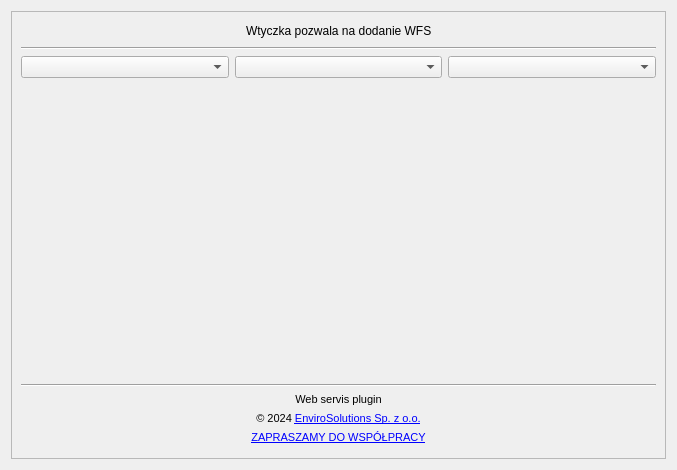
Old version of the form web_service_plugin_dialog_base.ui in the repository envirosolutionspl/integrator_uslug_danych_przestrzennych.
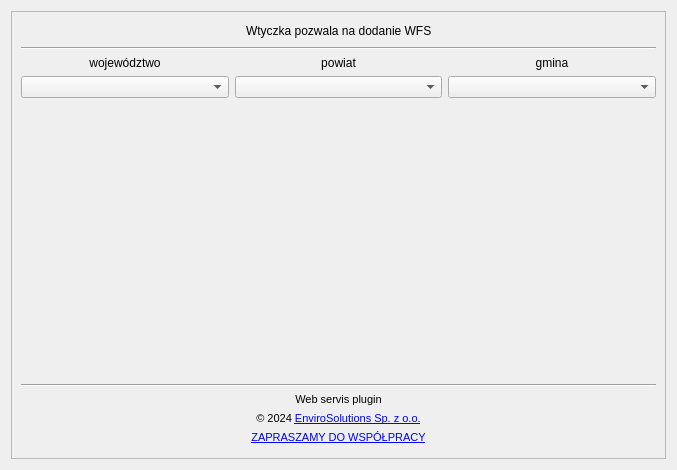
New version of the form. Icons and pictures are not drawn.

Commit message: Dodanie podpisów na comboBoxami województwo, powiat, gmina

What changed in the file:
```diff
--- a/web_service_plugin_dialog_base.ui
+++ b/web_service_plugin_dialog_base.ui
@@ -34,7 +34,7 @@
         <height>450</height>
        </rect>
       </property>
-      <layout class="QVBoxLayout" name="verticalLayout_35">
+      <layout class="QVBoxLayout" name="verticalLayout">
        <item>
         <layout class="QVBoxLayout" name="naglowek">
          <item>
@@ -87,21 +87,49 @@
         </layout>
        </item>
        <item>
-        <layout class="QHBoxLayout" name="horizontalLayout_20">
-         <item>
+        <layout class="QGridLayout" name="gridLayout_2">
+         <item row="0" column="0">
+          <widget class="QLabel" name="label_2">
+           <property name="text">
+            <string>województwo</string>
+           </property>
+           <property name="alignment">
+            <set>Qt::AlignCenter</set>
+           </property>
+          </widget>
+         </item>
+         <item row="0" column="1">
+          <widget class="QLabel" name="label_3">
+           <property name="text">
+            <string>powiat</string>
+           </property>
+           <property name="alignment">
+            <set>Qt::AlignCenter</set>
+           </property>
+          </widget>
+         </item>
+         <item row="0" column="2">
+          <widget class="QLabel" name="label_4">
+           <property name="text">
+            <string>gmina</string>
+           </property>
+           <property name="alignment">
+            <set>Qt::AlignCenter</set>
+           </property>
+          </widget>
+         </item>
+         <item row="1" column="0">
           <widget class="QComboBox" name="comboBox_wojewodztwa"/>
          </item>
-         <item>
+         <item row="1" column="1">
           <widget class="QComboBox" name="comboBox_powiaty"/>
          </item>
-         <item>
+         <item row="1" column="2">
           <widget class="QComboBox" name="comboBox_gminy"/>
          </item>
         </layout>
        </item>
        <item>
-        <layout class="QVBoxLayout" name="verticalLayout_34">
-         <item>
           <spacer name="verticalSpacer">
            <property name="orientation">
             <enum>Qt::Vertical</enum>
@@ -109,7 +137,7 @@
            <property name="sizeHint" stdset="0">
             <size>
              <width>17</width>
-             <height>198</height>
+           <height>262</height>
             </size>
            </property>
           </spacer>
@@ -139,7 +167,7 @@
             <number>5</number>
            </property>
            <item>
-            <widget class="QLabel" name="label_95">
+          <widget class="QLabel" name="label">
              <property name="maximumSize">
               <size>
                <width>60</width>
@@ -149,14 +177,8 @@
              <property name="text">
               <string/>
              </property>
-             <property name="pixmap">
-              <pixmap>D:/pobieracz_danych_gugik-master/pobieracz_danych_gugik-master/img/pobieracz_logo.svg</pixmap>
-             </property>
-             <property name="scaledContents">
-              <bool>true</bool>
-             </property>
-             <property name="margin">
-              <number>5</number>
+           <property name="alignment">
+            <set>Qt::AlignCenter</set>
              </property>
             </widget>
            </item>
@@ -256,7 +278,7 @@
               <string/>
              </property>
              <property name="pixmap">
-              <pixmap>D:/pobieracz_danych_gugik-master/pobieracz_danych_gugik-master/img/es_logo.svg</pixmap>
+            <pixmap>images/es_logo.svg</pixmap>
              </property>
              <property name="scaledContents">
               <bool>true</bool>
@@ -265,8 +287,6 @@
               <number>0</number>
              </property>
             </widget>
-           </item>
-          </layout>
          </item>
         </layout>
        </item>
```
Lines whose indentation alone changed are shown as unchanged.
